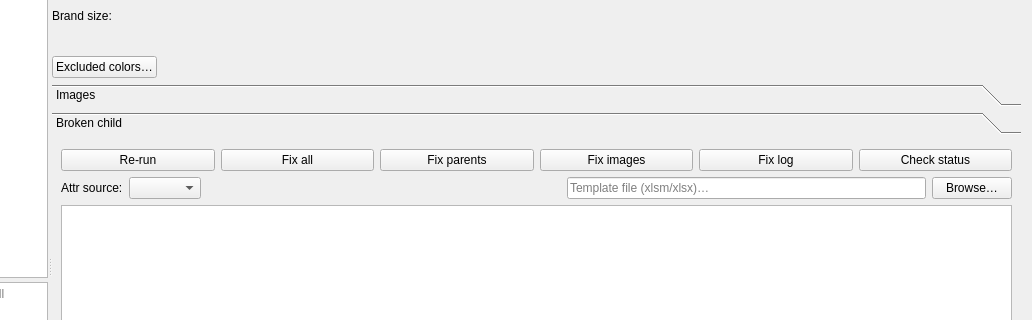
Qt form AmazonTemplate3/gui/panes/PaneSizing.ui (icingerpower/AmazonTemplate3) before a commit; both pictures show x 219 to 1251 and y 125 to 445 of the 1251 by 781 pixel window.
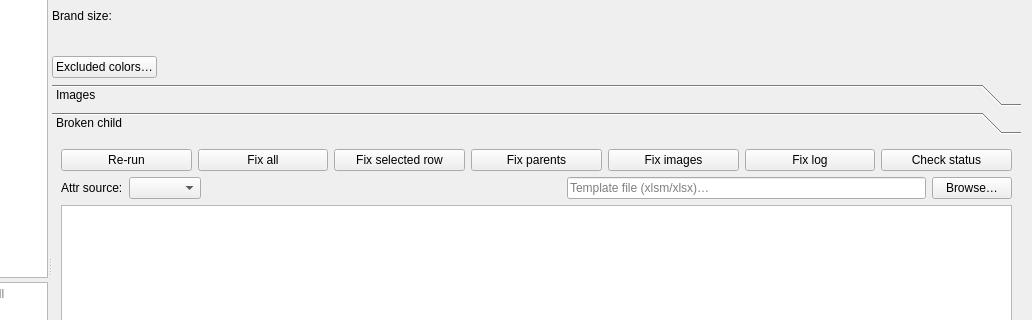
The same form after that commit. The open tabs and pages were chosen to show the change. Custom widgets are drawn as their Qt base class.

```diff
--- a/AmazonTemplate3/gui/panes/PaneSizing.ui
+++ b/AmazonTemplate3/gui/panes/PaneSizing.ui
@@ -444,6 +444,16 @@
                </property>
               </widget>
              </item>
+             <item>
+              <widget class="QPushButton" name="buttonFixSelectedRow">
+               <property name="toolTip">
+                <string>Force parent and image repairs for the selected child across active marketplaces, even when checks pass. May also update its parent. Images are copied from another same-color child.</string>
+               </property>
+               <property name="text">
+                <string>Fix selected row</string>
+               </property>
+              </widget>
+             </item>
              <item>
               <widget class="QPushButton" name="buttonFixParent">
                <property name="text">
```
Left out of the diff: 6 changed lines with no effect on the pictures.
